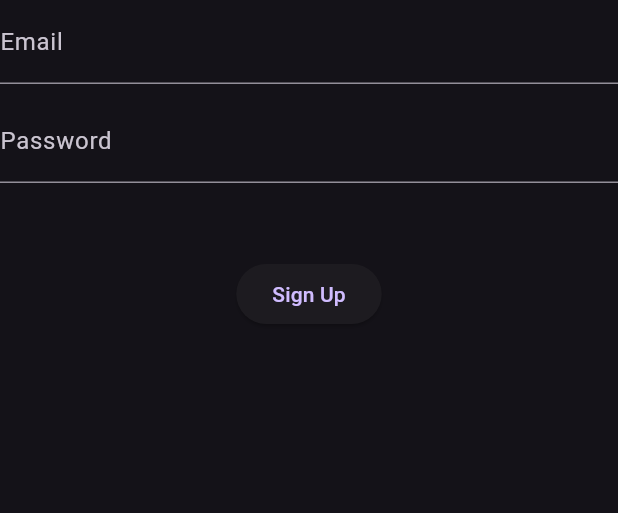
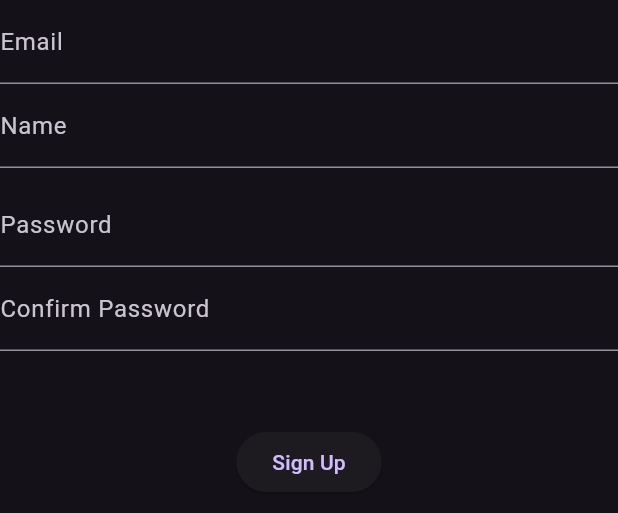
Before and after one commit to jacobhixon47/microgreens_tracker, a Flutter app: the SignUpForm widget shown alone on an empty page, opened directly, on a phone screen of 412 x 824 dp. Shown: the top 513 px of the screen. Run offline on Flutter 3.47's test engine with Material 3 defaults, Android fonts, the phone set to English and light mode, and no system bars; our stand-ins replace cloud_firestore, firebase_auth, firebase_core; accounts and stored records are empty; Roboto replaces fonts that are missing (Georgia).

Commit message:
fix user sign up and create user record in firestore on user creation.

```diff
--- a/lib/pages/home_page.dart
+++ b/lib/pages/home_page.dart
@@ -1,7 +1,11 @@
 import 'package:flutter/material.dart';
+import 'package:cloud_firestore/cloud_firestore.dart';
+import 'package:firebase_auth/firebase_auth.dart';
 
 class HomePage extends StatelessWidget {
   const HomePage({super.key});
+
+  void getCurrentUser() async {}
 
   @override
   Widget build(BuildContext context) {
--- a/lib/widgets/signup_form.dart
+++ b/lib/widgets/signup_form.dart
@@ -1,3 +1,4 @@
+import 'package:cloud_firestore/cloud_firestore.dart';
 import 'package:flutter/material.dart';
 import 'package:firebase_auth/firebase_auth.dart';
 
@@ -11,14 +12,31 @@ class _SignUpFormState extends State<SignUpForm> {
   final _formKey = GlobalKey<FormState>();
   String _email = '';
   String _password = '';
+  String _name = '';
+
+  final TextEditingController _pass = TextEditingController();
+  // final TextEditingController _confirmPass = TextEditingController();
 
   void _signUp() async {
+    if (_formKey.currentState!.validate()) {
+      _formKey.currentState!.save();
+      debugPrint('Attempting to sign up with email: $_email');
       try {
         // Use Firebase Authentication to register with email and password
+        UserCredential userCredential =
             await FirebaseAuth.instance.createUserWithEmailAndPassword(
           email: _email,
           password: _password,
         );
+
+        User? user = userCredential.user;
+
+        if (user != null) {
+          await FirebaseFirestore.instance
+              .collection('users')
+              .doc(user.uid)
+              .set({'uid': user.uid, 'email': _email, 'name': _name});
+        }
         // You may want to verify the email or log the user in directly
         debugPrint('User registered successfully');
       } catch (e) {
@@ -27,6 +45,7 @@ class _SignUpFormState extends State<SignUpForm> {
         ScaffoldMessenger.of(context).showSnackBar(
           SnackBar(content: Text('Failed to register: $e')),
         );
+      }
     }
   }
 
@@ -38,18 +57,32 @@ class _SignUpFormState extends State<SignUpForm> {
         children: <Widget>[
           TextFormField(
             decoration: const InputDecoration(labelText: 'Email'),
-            validator: (value) => value!.isEmpty || !value.contains('@')
+            validator: (value) =>
+                value!.isEmpty || !value.contains('@') || !value.contains('.')
                     ? 'Enter a valid email'
                     : null,
-            onSaved: (value) => _email = value!,
+            onSaved: (value) => _email = value!.trim(),
+          ),
+          TextFormField(
+            decoration: const InputDecoration(labelText: 'Name'),
+            validator: (value) => value!.isEmpty ? 'Enter your name' : null,
+            onSaved: (value) => _name = value!,
           ),
           const SizedBox(height: 10),
           TextFormField(
+            controller: _pass,
             decoration: const InputDecoration(labelText: 'Password'),
             obscureText: true,
             validator: (value) => value!.isEmpty || value.length < 6
                 ? 'Password must be at least 6 characters long'
                 : null,
+            onSaved: (value) => _password = value!,
+          ),
+          TextFormField(
+            decoration: const InputDecoration(labelText: 'Confirm Password'),
+            obscureText: true,
+            validator: (value) =>
+                value != _pass.text ? 'Passwords must match' : null,
             onSaved: (value) => _password = value!,
           ),
           const SizedBox(height: 50),
```
Lines whose indentation alone changed are shown as unchanged.
